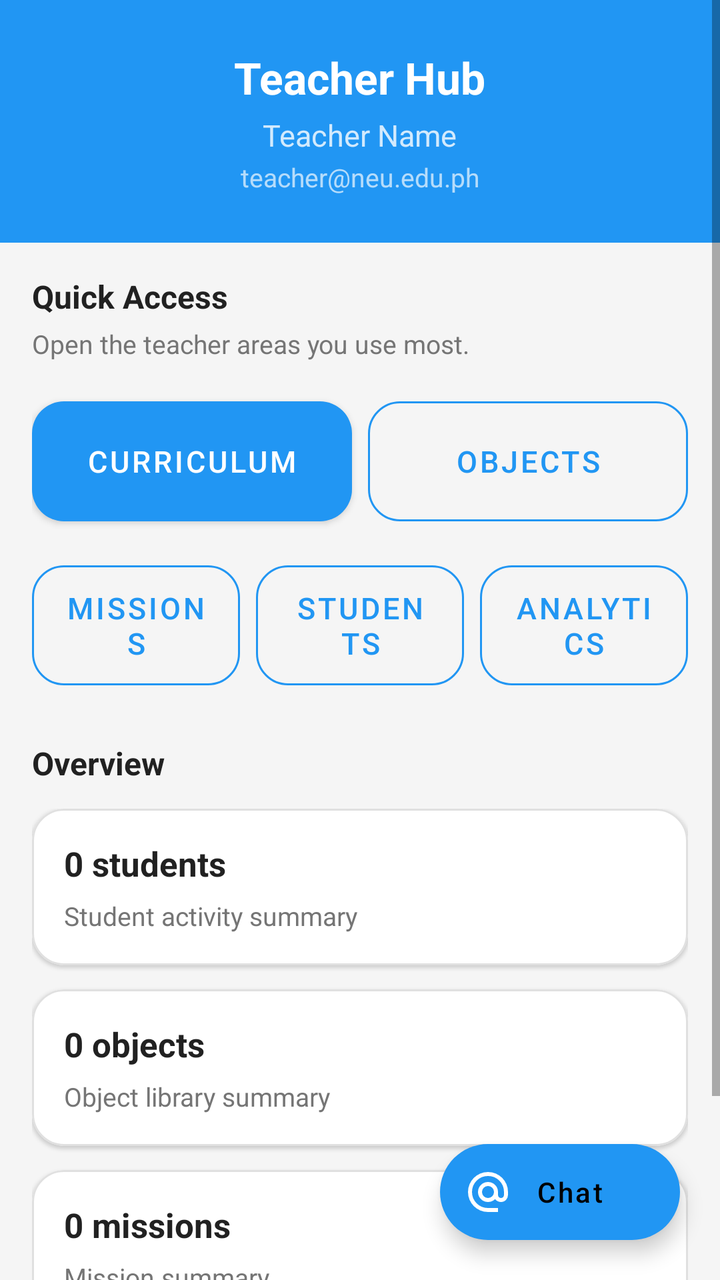
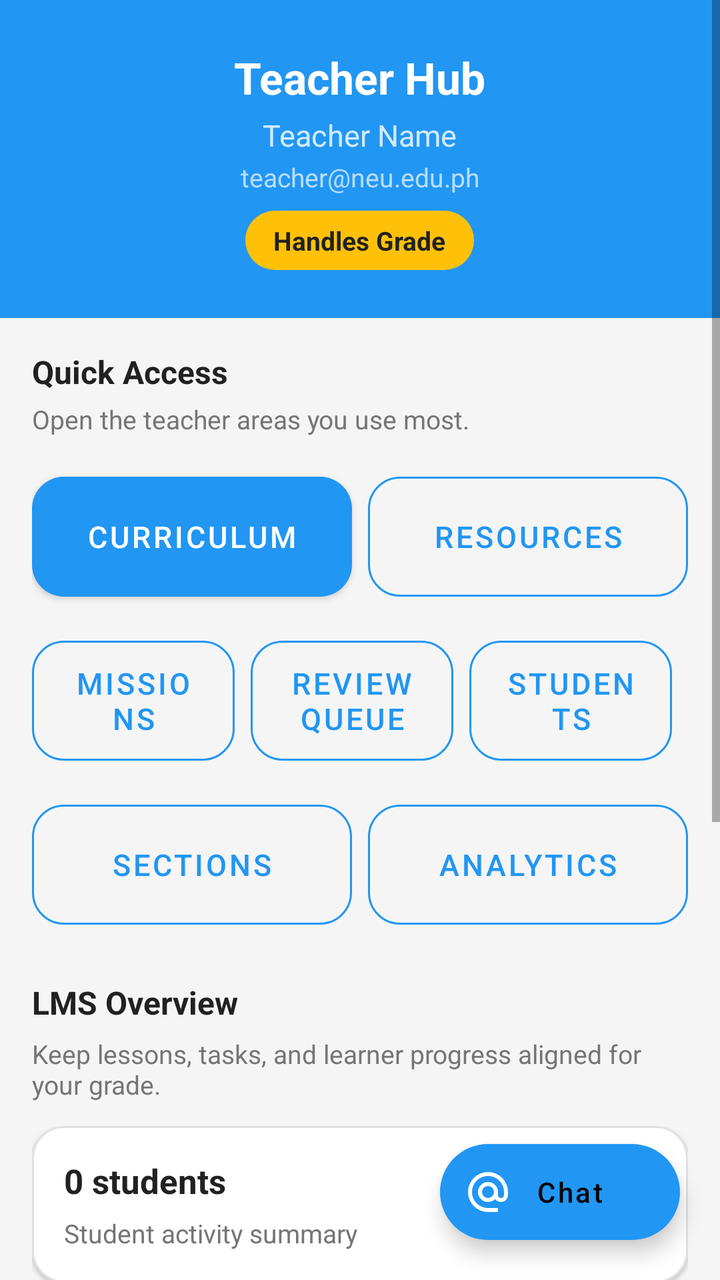

Before-and-after screenshots of an Android layout around one commit, followed by the original layout XML and the change that was made.
<!-- AndroidManifest.xml: activity theme Theme.ScanLearnAR.NoActionBar -->
<!-- res/layout/activity_teacher.xml -->
<?xml version="1.0" encoding="utf-8"?>
<FrameLayout xmlns:android="http://schemas.android.com/apk/res/android"
    android:fitsSystemWindows="true"
    xmlns:app="http://schemas.android.com/apk/res-auto"
    android:layout_width="match_parent"
    android:layout_height="match_parent"
    android:background="@color/background">

    <ScrollView
        android:layout_width="match_parent"
        android:layout_height="match_parent"
        android:background="@color/background">

        <LinearLayout
            android:layout_width="match_parent"
            android:layout_height="wrap_content"
            android:orientation="vertical">

            <LinearLayout
                android:layout_width="match_parent"
                android:layout_height="wrap_content"
                android:background="@color/primary"
                android:gravity="center"
                android:orientation="vertical"
                android:padding="24dp">

                <TextView
                    android:layout_width="wrap_content"
                    android:layout_height="wrap_content"
                    android:text="Teacher Hub"
                    android:textColor="@android:color/white"
                    android:textSize="22sp"
                    android:textStyle="bold" />

                <TextView
                    android:id="@+id/tvTeacherName"
                    android:layout_width="wrap_content"
                    android:layout_height="wrap_content"
                    android:layout_marginTop="4dp"
                    android:text="Teacher Name"
                    android:textColor="#CCFFFFFF"
                    android:textSize="15sp" />

                <TextView
                    android:id="@+id/tvTeacherEmail"
                    android:layout_width="wrap_content"
                    android:layout_height="wrap_content"
                    android:layout_marginTop="2dp"
                    android:text="teacher@neu.edu.ph"
                    android:textColor="#AAFFFFFF"
                    android:textSize="13sp" />
            </LinearLayout>

            <LinearLayout
                android:layout_width="match_parent"
                android:layout_height="wrap_content"
                android:orientation="vertical"
                android:padding="16dp">

                <TextView
                    android:layout_width="wrap_content"
                    android:layout_height="wrap_content"
                    android:text="Quick Access"
                    android:textColor="@color/text_primary"
                    android:textSize="16sp"
                    android:textStyle="bold" />

                <TextView
                    android:layout_width="wrap_content"
                    android:layout_height="wrap_content"
                    android:layout_marginTop="4dp"
                    android:text="Open the teacher areas you use most."
                    android:textColor="@color/text_secondary"
                    android:textSize="13sp" />

                <LinearLayout
                    android:layout_width="match_parent"
                    android:layout_height="wrap_content"
                    android:layout_marginTop="14dp"
                    android:orientation="horizontal">

                    <com.google.android.material.button.MaterialButton
                        android:id="@+id/btnCurriculum"
                        android:layout_width="0dp"
                        android:layout_height="72dp"
                        android:layout_marginEnd="8dp"
                        android:layout_weight="1"
                        android:text="Curriculum"
                        android:textSize="15sp"
                        app:cornerRadius="16dp" />

                    <com.google.android.material.button.MaterialButton
                        android:id="@+id/btnObjects"
                        android:layout_width="0dp"
                        android:layout_height="72dp"
                        android:layout_weight="1"
                        style="@style/Widget.MaterialComponents.Button.OutlinedButton"
                        android:text="Objects"
                        android:textSize="15sp"
                        app:cornerRadius="16dp"
                        app:strokeColor="@color/primary" />

                </LinearLayout>

                <LinearLayout
                    android:layout_width="match_parent"
                    android:layout_height="wrap_content"
                    android:layout_marginTop="10dp"
                    android:orientation="horizontal">

                    <com.google.android.material.button.MaterialButton
                        android:id="@+id/btnMissions"
                        style="@style/Widget.MaterialComponents.Button.OutlinedButton"
                        android:layout_width="0dp"
                        android:layout_height="72dp"
                        android:layout_marginEnd="8dp"
                        android:layout_weight="1"
                        android:text="Missions"
                        android:textSize="15sp"
                        app:cornerRadius="16dp"
                        app:strokeColor="@color/primary" />

                    <com.google.android.material.button.MaterialButton
                        android:id="@+id/btnStudents"
                        style="@style/Widget.MaterialComponents.Button.OutlinedButton"
                        android:layout_width="0dp"
                        android:layout_height="72dp"
                        android:layout_marginEnd="8dp"
                        android:layout_weight="1"
                        android:text="Students"
                        android:textSize="15sp"
                        app:cornerRadius="16dp"
                        app:strokeColor="@color/primary" />

                    <com.google.android.material.button.MaterialButton
                        android:id="@+id/btnAnalytics"
                        style="@style/Widget.MaterialComponents.Button.OutlinedButton"
                        android:layout_width="0dp"
                        android:layout_height="72dp"
                        android:layout_weight="1"
                        android:text="Analytics"
                        android:textSize="15sp"
                        app:cornerRadius="16dp"
                        app:strokeColor="@color/primary" />
                </LinearLayout>

                <TextView
                    android:layout_width="wrap_content"
                    android:layout_height="wrap_content"
                    android:layout_marginTop="22dp"
                    android:text="Overview"
                    android:textColor="@color/text_primary"
                    android:textSize="16sp"
                    android:textStyle="bold" />

                <ProgressBar
                    android:id="@+id/loadingIndicator"
                    android:layout_width="wrap_content"
                    android:layout_height="wrap_content"
                    android:layout_marginTop="12dp"
                    android:visibility="gone" />

                <LinearLayout
                    android:id="@+id/overviewContent"
                    android:layout_width="match_parent"
                    android:layout_height="wrap_content"
                    android:layout_marginTop="12dp"
                    android:orientation="vertical">

                    <com.google.android.material.card.MaterialCardView
                        android:layout_width="match_parent"
                        android:layout_height="wrap_content"
                        app:cardCornerRadius="16dp"
                        app:cardElevation="1dp"
                        app:strokeColor="@color/border"
                        app:strokeWidth="1dp">

                        <LinearLayout
                            android:layout_width="match_parent"
                            android:layout_height="wrap_content"
                            android:orientation="vertical"
                            android:padding="16dp">

                            <TextView
                                android:id="@+id/tvStudentsSummary"
                                android:layout_width="wrap_content"
                                android:layout_height="wrap_content"
                                android:text="0 students"
                                android:textColor="@color/text_primary"
                                android:textSize="17sp"
                                android:textStyle="bold" />

                            <TextView
                                android:id="@+id/tvStudentsSummaryHint"
                                android:layout_width="wrap_content"
                                android:layout_height="wrap_content"
                                android:layout_marginTop="6dp"
                                android:text="Student activity summary"
                                android:textColor="@color/text_secondary"
                                android:textSize="13sp" />
                        </LinearLayout>
                    </com.google.android.material.card.MaterialCardView>

                    <com.google.android.material.card.MaterialCardView
                        android:layout_width="match_parent"
                        android:layout_height="wrap_content"
                        android:layout_marginTop="12dp"
                        app:cardCornerRadius="16dp"
                        app:cardElevation="1dp"
                        app:strokeColor="@color/border"
                        app:strokeWidth="1dp">

                        <LinearLayout
                            android:layout_width="match_parent"
                            android:layout_height="wrap_content"
                            android:orientation="vertical"
                            android:padding="16dp">

                            <TextView
                                android:id="@+id/tvObjectsSummary"
                                android:layout_width="wrap_content"
                                android:layout_height="wrap_content"
                                android:text="0 objects"
                                android:textColor="@color/text_primary"
                                android:textSize="17sp"
                                android:textStyle="bold" />

                            <TextView
                                android:id="@+id/tvObjectsSummaryHint"
                                android:layout_width="wrap_content"
                                android:layout_height="wrap_content"
                                android:layout_marginTop="6dp"
                                android:text="Object library summary"
                                android:textColor="@color/text_secondary"
                                android:textSize="13sp" />
                        </LinearLayout>
                    </com.google.android.material.card.MaterialCardView>

                    <com.google.android.material.card.MaterialCardView
                        android:layout_width="match_parent"
                        android:layout_height="wrap_content"
                        android:layout_marginTop="12dp"
                        app:cardCornerRadius="16dp"
                        app:cardElevation="1dp"
                        app:strokeColor="@color/border"
                        app:strokeWidth="1dp">

                        <LinearLayout
                            android:layout_width="match_parent"
                            android:layout_height="wrap_content"
                            android:orientation="vertical"
                            android:padding="16dp">

                            <TextView
                                android:id="@+id/tvMissionsSummary"
                                android:layout_width="wrap_content"
                                android:layout_height="wrap_content"
                                android:text="0 missions"
                                android:textColor="@color/text_primary"
                                android:textSize="17sp"
                                android:textStyle="bold" />

                            <TextView
                                android:id="@+id/tvMissionsSummaryHint"
                                android:layout_width="wrap_content"
                                android:layout_height="wrap_content"
                                android:layout_marginTop="6dp"
                                android:text="Mission summary"
                                android:textColor="@color/text_secondary"
                                android:textSize="13sp" />
                        </LinearLayout>
                    </com.google.android.material.card.MaterialCardView>
                </LinearLayout>

                <com.google.android.material.button.MaterialButton
                    android:id="@+id/btnSignOut"
                    style="@style/Widget.MaterialComponents.Button.OutlinedButton"
                    android:layout_width="match_parent"
                    android:layout_height="48dp"
                    android:layout_marginTop="20dp"
                    android:text="Sign Out"
                    app:cornerRadius="12dp"
                    app:strokeColor="@color/primary" />

                <LinearLayout
                    android:id="@+id/emptyState"
                    android:layout_width="1dp"
                    android:layout_height="1dp"
                    android:visibility="gone">

                    <TextView
                        android:id="@+id/tvEmptySection"
                        android:layout_width="wrap_content"
                        android:layout_height="wrap_content"
                        android:text="Hidden" />
                </LinearLayout>

                <TextView
                    android:id="@+id/tvSectionTitle"
                    android:layout_width="1dp"
                    android:layout_height="1dp"
                    android:text="Hidden"
                    android:visibility="gone" />

                <Button
                    android:id="@+id/tabSantan"
                    android:layout_width="1dp"
                    android:layout_height="1dp"
                    android:text="S"
                    android:visibility="gone" />

                <Button
                    android:id="@+id/tabDaisy"
                    android:layout_width="1dp"
                    android:layout_height="1dp"
                    android:text="D"
                    android:visibility="gone" />

                <Button
                    android:id="@+id/tabOrchid"
                    android:layout_width="1dp"
                    android:layout_height="1dp"
                    android:text="O"
                    android:visibility="gone" />

                <androidx.recyclerview.widget.RecyclerView
                    android:id="@+id/rvStudents"
                    android:layout_width="1dp"
                    android:layout_height="1dp"
                    android:visibility="gone" />
            </LinearLayout>
        </LinearLayout>
    </ScrollView>

    <com.google.android.material.floatingactionbutton.ExtendedFloatingActionButton
        android:id="@+id/fabChat"
        android:layout_width="wrap_content"
        android:layout_height="wrap_content"
        android:layout_gravity="bottom|end"
        android:layout_margin="20dp"
        android:text="Chat"
        android:textAllCaps="false"
        app:backgroundTint="@color/primary"
        app:icon="@drawable/outline_alternate_email_24"
        app:iconTint="@android:color/white" />

</FrameLayout>
<!-- resources referenced by this layout -->
<resources>
  <color name="background">#F5F5F5</color>
  <color name="border">#E0E0E0</color>
  <color name="primary">#2196F3</color>
  <color name="text_primary">#212121</color>
  <color name="text_secondary">#757575</color>
  <!-- drawable outline_alternate_email_24 (drawable) -->
  <vector xmlns:android="http://schemas.android.com/apk/res/android" android:height="24dp" android:tint="#000000" android:viewportHeight="960" android:viewportWidth="960" android:width="24dp">
        
      <path android:fillColor="@android:color/white" android:pathData="M480,880Q397,880 324,848.5Q251,817 197,763Q143,709 111.5,636Q80,563 80,480Q80,397 111.5,324Q143,251 197,197Q251,143 324,111.5Q397,80 480,80Q563,80 636,111.5Q709,143 763,197Q817,251 848.5,324Q880,397 880,480L880,538Q880,597 839.5,638.5Q799,680 740,680Q705,680 674,665Q643,650 622,622Q593,651 556.5,665.5Q520,680 480,680Q397,680 338.5,621.5Q280,563 280,480Q280,397 338.5,338.5Q397,280 480,280Q563,280 621.5,338.5Q680,397 680,480L680,538Q680,564 697,582Q714,600 740,600Q766,600 783,582Q800,564 800,538L800,480Q800,346 707,253Q614,160 480,160Q346,160 253,253Q160,346 160,480Q160,614 253,707Q346,800 480,800L680,800L680,880L480,880ZM565,565Q600,530 600,480Q600,430 565,395Q530,360 480,360Q430,360 395,395Q360,430 360,480Q360,530 395,565Q430,600 480,600Q530,600 565,565Z"/>
      
  </vector>
  <style name="Theme.ScanLearnAR.NoActionBar" parent="Theme.ScanLearnAR">
          <item name="windowActionBar">false</item>
          <item name="windowNoTitle">true</item>
          <item name="android:windowFullscreen">false</item>
          <item name="android:windowDrawsSystemBarBackgrounds">true</item>
          <item name="android:statusBarColor">@color/primary_dark</item>
          <item name="android:windowLayoutInDisplayCutoutMode">never</item>
          <item name="android:windowLightStatusBar">true</item>
      </style>
  <style name="Theme.ScanLearnAR" parent="Theme.MaterialComponents.DayNight.DarkActionBar">
          <item name="colorPrimary">@color/primary</item>
          <item name="colorPrimaryVariant">@color/primary_dark</item>
          <item name="colorOnPrimary">@android:color/white</item>
          <item name="android:statusBarColor">@color/primary_dark</item>
          <item name="android:windowFullscreen">false</item>
          <item name="android:windowDrawsSystemBarBackgrounds">true</item>
          <item name="android:windowLayoutInDisplayCutoutMode">never</item>
          <item name="android:windowLightStatusBar">true</item>
      </style>
  <color name="primary_dark">#1976D2</color>
</resources>

<!-- the commit's change to res/layout/activity_teacher.xml (unified diff, before → after) -->
@@ -49,6 +49,19 @@
                     android:text="teacher@neu.edu.ph"
                     android:textColor="#AAFFFFFF"
                     android:textSize="13sp" />
+
+                <TextView
+                    android:id="@+id/tvTeacherScope"
+                    android:layout_width="wrap_content"
+                    android:layout_height="wrap_content"
+                    android:layout_marginTop="8dp"
+                    android:background="@drawable/bg_badge_yellow"
+                    android:paddingHorizontal="14dp"
+                    android:paddingVertical="6dp"
+                    android:text="Handles Grade"
+                    android:textColor="@color/text_primary"
+                    android:textSize="13sp"
+                    android:textStyle="bold" />
             </LinearLayout>
 
             <LinearLayout
@@ -95,7 +108,7 @@
                         android:layout_height="72dp"
                         android:layout_weight="1"
                         style="@style/Widget.MaterialComponents.Button.OutlinedButton"
-                        android:text="Objects"
+                        android:text="Resources"
                         android:textSize="15sp"
                         app:cornerRadius="16dp"
                         app:strokeColor="@color/primary" />
@@ -121,6 +134,18 @@
                         app:strokeColor="@color/primary" />
 
                     <com.google.android.material.button.MaterialButton
+                        android:id="@+id/btnReviewQueue"
+                        style="@style/Widget.MaterialComponents.Button.OutlinedButton"
+                        android:layout_width="0dp"
+                        android:layout_height="72dp"
+                        android:layout_marginEnd="8dp"
+                        android:layout_weight="1"
+                        android:text="Review Queue"
+                        android:textSize="15sp"
+                        app:cornerRadius="16dp"
+                        app:strokeColor="@color/primary" />
+
+                    <com.google.android.material.button.MaterialButton
                         android:id="@+id/btnStudents"
                         style="@style/Widget.MaterialComponents.Button.OutlinedButton"
                         android:layout_width="0dp"
@@ -131,6 +156,25 @@
                         android:textSize="15sp"
                         app:cornerRadius="16dp"
                         app:strokeColor="@color/primary" />
+                </LinearLayout>
+
+                <LinearLayout
+                    android:layout_width="match_parent"
+                    android:layout_height="wrap_content"
+                    android:layout_marginTop="10dp"
+                    android:orientation="horizontal">
+
+                    <com.google.android.material.button.MaterialButton
+                        android:id="@+id/btnSections"
+                        style="@style/Widget.MaterialComponents.Button.OutlinedButton"
+                        android:layout_width="0dp"
+                        android:layout_height="72dp"
+                        android:layout_marginEnd="8dp"
+                        android:layout_weight="1"
+                        android:text="Sections"
+                        android:textSize="15sp"
+                        app:cornerRadius="16dp"
+                        app:strokeColor="@color/primary" />
 
                     <com.google.android.material.button.MaterialButton
                         android:id="@+id/btnAnalytics"
@@ -148,10 +192,19 @@
                     android:layout_width="wrap_content"
                     android:layout_height="wrap_content"
                     android:layout_marginTop="22dp"
-                    android:text="Overview"
+                    android:text="LMS Overview"
                     android:textColor="@color/text_primary"
                     android:textSize="16sp"
                     android:textStyle="bold" />
+
+                <TextView
+                    android:id="@+id/tvDashboardSummary"
+                    android:layout_width="match_parent"
+                    android:layout_height="wrap_content"
+                    android:layout_marginTop="6dp"
+                    android:text="Keep lessons, tasks, and learner progress aligned for your grade."
+                    android:textColor="@color/text_secondary"
+                    android:textSize="13sp" />
 
                 <ProgressBar
                     android:id="@+id/loadingIndicator"
@@ -270,6 +323,41 @@
                                 android:textSize="13sp" />
                         </LinearLayout>
                     </com.google.android.material.card.MaterialCardView>
+
+                    <com.google.android.material.card.MaterialCardView
+                        android:layout_width="match_parent"
+                        android:layout_height="wrap_content"
+                        android:layout_marginTop="12dp"
+                        app:cardCornerRadius="16dp"
+                        app:cardElevation="1dp"
+                        app:strokeColor="@color/border"
+                        app:strokeWidth="1dp">
+
+                        <LinearLayout
+                            android:layout_width="match_parent"
+                            android:layout_height="wrap_content"
+                            android:orientation="vertical"
+                            android:padding="16dp">
+
+                            <TextView
+                                android:id="@+id/tvSectionReleaseSummary"
+                                android:layout_width="match_parent"
+                                android:layout_height="wrap_content"
+                                android:text="Section release snapshot"
+                                android:textColor="@color/text_primary"
+                                android:textSize="17sp"
+                                android:textStyle="bold" />
+
+                            <TextView
+                                android:id="@+id/tvSectionCompletionSummary"
+                                android:layout_width="match_parent"
+                                android:layout_height="wrap_content"
+                                android:layout_marginTop="6dp"
+                                android:text="Section completion summary"
+                                android:textColor="@color/text_secondary"
+                                android:textSize="13sp" />
+                        </LinearLayout>
+                    </com.google.android.material.card.MaterialCardView>
                 </LinearLayout>
 
                 <com.google.android.material.button.MaterialButton
@@ -302,32 +390,6 @@
                     android:text="Hidden"
                     android:visibility="gone" />
 
-                <Button
-                    android:id="@+id/tabSantan"
-                    android:layout_width="1dp"
-                    android:layout_height="1dp"
-                    android:text="S"
-                    android:visibility="gone" />
-
-                <Button
-                    android:id="@+id/tabDaisy"
-                    android:layout_width="1dp"
-                    android:layout_height="1dp"
-                    android:text="D"
-                    android:visibility="gone" />
-
-                <Button
-                    android:id="@+id/tabOrchid"
-                    android:layout_width="1dp"
-                    android:layout_height="1dp"
-                    android:text="O"
-                    android:visibility="gone" />
-
-                <androidx.recyclerview.widget.RecyclerView
-                    android:id="@+id/rvStudents"
-                    android:layout_width="1dp"
-                    android:layout_height="1dp"
-                    android:visibility="gone" />
             </LinearLayout>
         </LinearLayout>
     </ScrollView>
<!-- resource entries referenced after the edit -->
@@ -5,6 +5,13 @@
   <color name="primary">#2196F3</color>
   <color name="text_primary">#212121</color>
   <color name="text_secondary">#757575</color>
+  <!-- drawable bg_badge_yellow (drawable) -->
+  <?xml version="1.0" encoding="utf-8"?>
+  <shape xmlns:android="http://schemas.android.com/apk/res/android"
+      android:shape="rectangle">
+      <solid android:color="#FFC107" />
+      <corners android:radius="20dp" />
+  </shape>
   <!-- drawable outline_alternate_email_24 (drawable) -->
   <vector xmlns:android="http://schemas.android.com/apk/res/android" android:height="24dp" android:tint="#000000" android:viewportHeight="960" android:viewportWidth="960" android:width="24dp">
         
